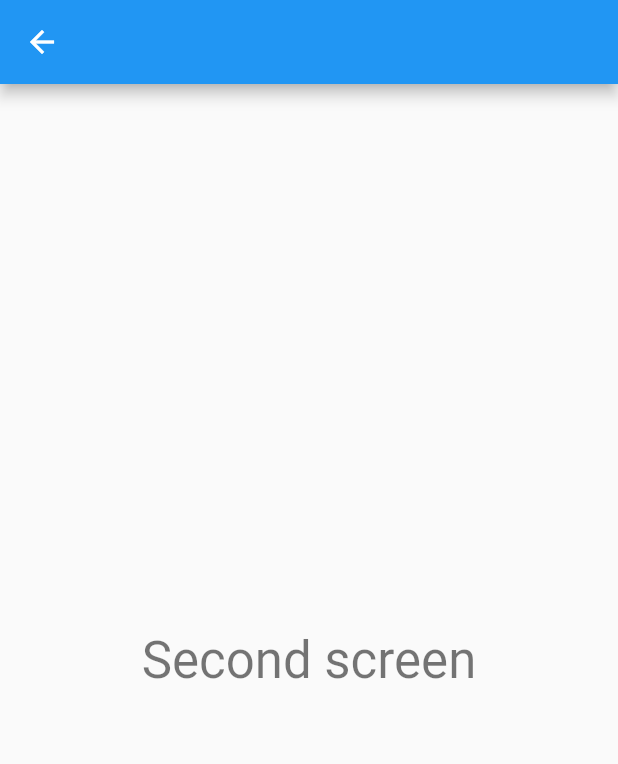
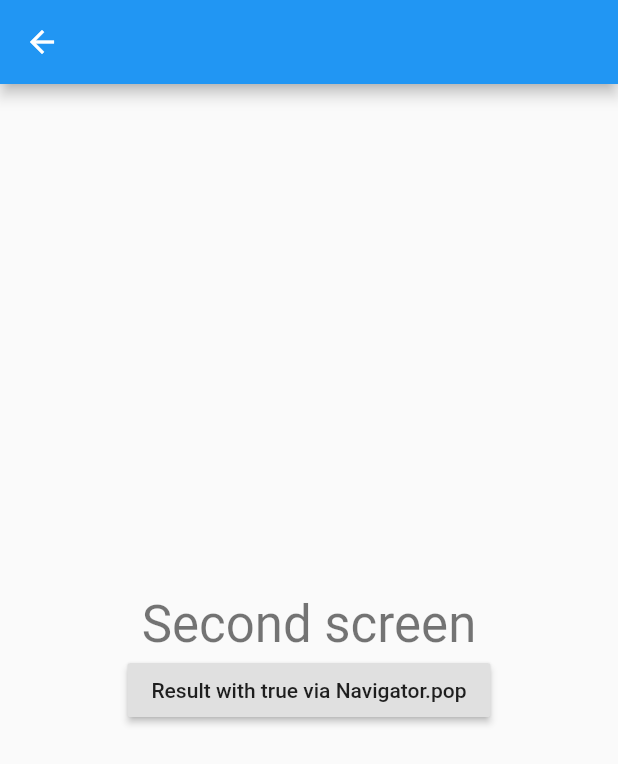
Before and after one commit to dleurs/flutter_navigator_2.0_demo_no_rebuild, a Flutter app: the SecondScreen screen opened directly, on a phone screen of 412 x 824 dp. Shown: the top 764 px of the screen. Run offline on Flutter 3.47's test engine with Material 2 defaults, Android fonts, the phone set to English and light mode, and no system bars.

Commit message:
Working on new navigation

```diff
--- a/lib/main.dart
+++ b/lib/main.dart
@@ -198,9 +198,20 @@ class SecondScreen extends StatelessWidget {
     return Scaffold(
       appBar: AppBar(),
       body: Center(
-        child: Text(
-          "Second screen",
-          style: Theme.of(context).textTheme.headline4,
+        child: Column(
+          mainAxisAlignment: MainAxisAlignment.center,
+          children: [
+            Text(
+              "Second screen",
+              style: Theme.of(context).textTheme.headline4,
+            ),
+            RaisedButton(
+              onPressed: () => Navigator.pop(context, true),
+              child: Text(
+                "Result with true via Navigator.pop",
+              ),
+            ),
+          ],
         ),
       ),
     );
```
Also changed, not shown: 1 other file.
